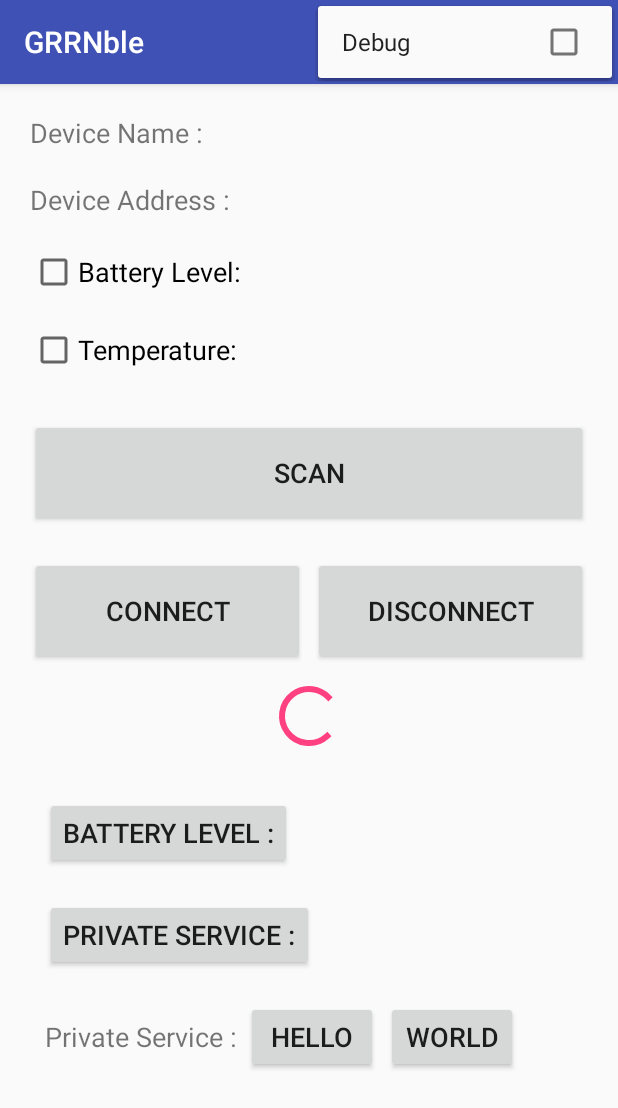
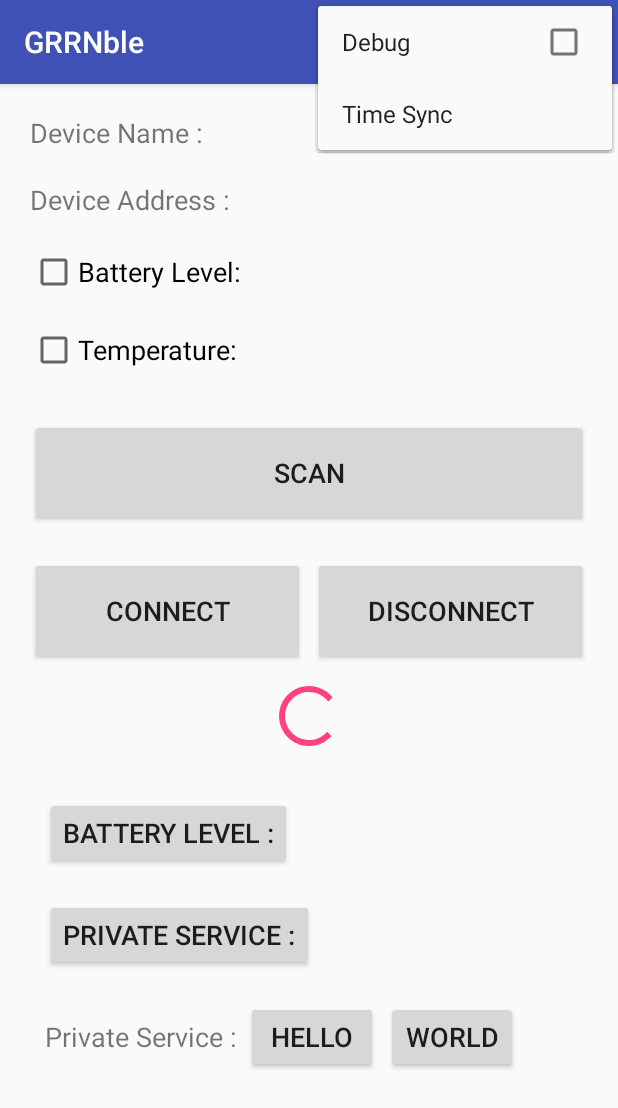
Before and after one commit to takjn/GRRNble, an Android app: the MainActivity screen opened directly, with no data from a screen before it, with the options menu open, on a phone screen of 412 x 824 dp. Shown: the top 1108 px of the screen. Run offline under Robolectric (Android 15) with nearby library versions, the light colour scheme and no system bars; 2 statements that could not run were skipped.

Commit message:
add time sync menu

```diff
--- a/Android/app/src/main/res/menu/activity_main.xml
+++ b/Android/app/src/main/res/menu/activity_main.xml
@@ -6,4 +6,9 @@
         android:checkable="true"
         app:showAsAction="never" />
 
+    <item android:id="@+id/action_timesync"
+        android:title="@string/time_sync"
+        android:checkable="false"
+        app:showAsAction="never" />
+
 </menu>
--- a/Android/app/src/main/res/values/strings.xml
+++ b/Android/app/src/main/res/values/strings.xml
@@ -31,5 +31,6 @@
 
     <!-- Menu -->
     <string name="debug">Debug</string>
+    <string name="time_sync">Time Sync</string>
 
 </resources>
```
Also changed, not shown: Android/app/src/main/java/com/github/takjn/grrnble/MainActivity.java (+14 -0 lines).
